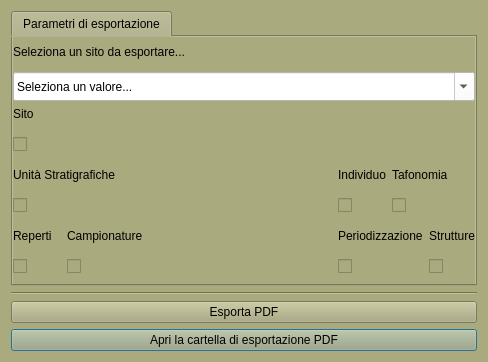
Before: the Qt Designer form gui/ui/Pdf_export.ui in pyarchinit/pyarchinit, drawn with Qt 5.
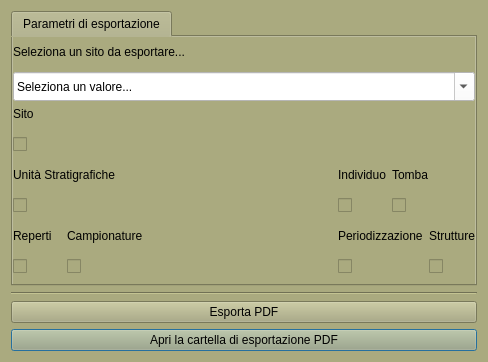
After: the same form once the commit is applied. Icons and pictures are not drawn.

Diff of the .ui file:
```diff
--- a/gui/ui/Pdf_export.ui
+++ b/gui/ui/Pdf_export.ui
@@ -308,7 +308,7 @@
          <item>
           <widget class="QLabel" name="label_7">
            <property name="text">
-            <string>Tafonomia</string>
+            <string>Tomba</string>
            </property>
           </widget>
          </item>
```
Left out of the diff: 6 changed lines with no effect on the pictures.
